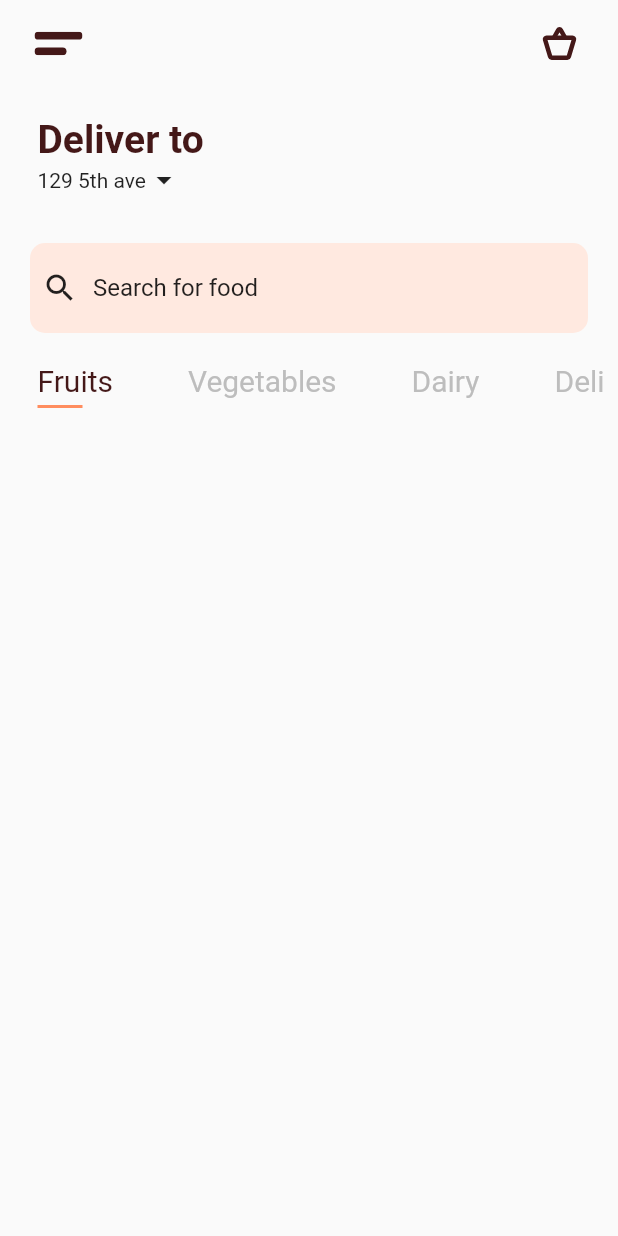
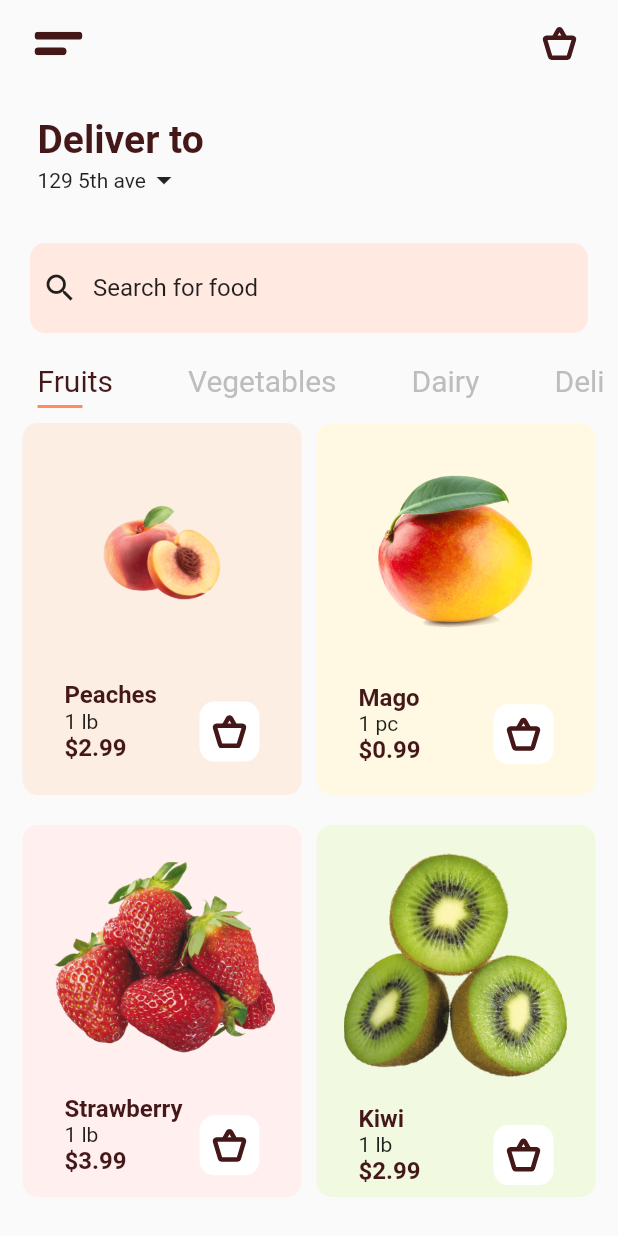
Before and after one commit to Hcastro1515/delivery-app-ui-design, a Flutter app: the screen it shows after launch, after a tap on "Get Started", on a phone screen of 412 x 824 dp. Run offline on Flutter 3.47's test engine with Material 2 defaults, Android fonts, the phone set to English and light mode, and no system bars; our stand-ins replace flutter_svg.

Commit message:
Added images and finished working on main app screen

```diff
--- /dev/null
+++ b/lib/components/item_builder.dart
@@ -0,0 +1,72 @@
+import 'package:flutter/material.dart';
+import 'package:flutter_svg/flutter_svg.dart';
+import 'package:speed_design_1/models/products.dart';
+
+class ItemBuilder extends StatelessWidget {
+  final Product product;
+  final Function press;
+  const ItemBuilder({
+    Key key,
+    this.product,
+    this.press,
+  }) : super(key: key);
+
+  @override
+  Widget build(BuildContext context) {
+    return Container(
+      child: Padding(
+        padding: const EdgeInsets.symmetric(horizontal: 8.0),
+        child: Column(
+          crossAxisAlignment: CrossAxisAlignment.start,
+          mainAxisAlignment: MainAxisAlignment.spaceEvenly,
+          children: <Widget>[
+            Padding(
+              padding: const EdgeInsets.all(10.0),
+              child: Image.asset(product.imageUrl),
+            ),
+            Padding(
+              padding:
+                  const EdgeInsets.symmetric(horizontal: 20.0, vertical: 0),
+              child: Row(
+                mainAxisAlignment: MainAxisAlignment.spaceBetween,
+                crossAxisAlignment: CrossAxisAlignment.end,
+                children: <Widget>[
+                  Expanded(
+                    child: Column(
+                      crossAxisAlignment: CrossAxisAlignment.start,
+                      children: <Widget>[
+                        Text(
+                          product.productName,
+                          style: Theme.of(context).textTheme.headline4,
+                        ),
+                        Text(product.units),
+                        Text(
+                          "\$${product.price}",
+                          style: Theme.of(context).textTheme.headline4,
+                        )
+                      ],
+                    ),
+                  ),
+                  Container(
+                    height: 40,
+                    width: 40,
+                    decoration: BoxDecoration(
+                        color: Colors.white,
+                        borderRadius: BorderRadius.circular(10)),
+                    child: IconButton(
+                        onPressed: () {},
+                        icon: SvgPicture.asset("assets/icons/bag.svg")),
+                  )
+                ],
+              ),
+            ),
+          ],
+        ),
+      ),
+      // height: 215,
+      // width: 180,
+      decoration: BoxDecoration(
+          color: product.bgColor, borderRadius: BorderRadius.circular(10)),
+    );
+  }
+}
--- a/lib/main.dart
+++ b/lib/main.dart
@@ -22,6 +22,10 @@ class MyApp extends StatelessWidget {
                 fontSize: 26.0,
                 color: Color(0xff441818),
                 fontWeight: FontWeight.bold),
+            headline4: TextStyle(
+                fontSize: 16.0,
+                color: Color(0xff441818),
+                fontWeight: FontWeight.bold),
             headline2: TextStyle(
                 fontSize: 30,
                 color: Color(0xffFF8D5F),
--- a/lib/models/products.dart
+++ b/lib/models/products.dart
@@ -18,39 +18,44 @@ class Product {
 
 List<Product> products = [
   Product(
-      imageUrl: "",
+      imageUrl: "assets/images/peach.png",
       bgColor: Color(0xffFCEEE3),
       units: "1 lb",
       productName: "Peaches",
-      description:
-          "The peach is a deciduous tree native to the region of Northwest China between the Tarim Basin and the north slopes of the Kunlun Mountains, where it was first domesticated and cultivated. It bears edible juicy fruits with various characteristics, most called peaches and others, nectarines.",
+      description: peachDescription,
       id: 1,
       price: 2.99),
   Product(
-      imageUrl: "",
+      imageUrl: "assets/images/mango.png",
       units: "1 pc",
       bgColor: Color(0xffFFF9E3),
       productName: "Mago",
-      description:
-          "A mango is a juicy stone fruit produced from numerous species of tropical trees belonging to the flowering plant genus Mangifera, cultivated mostly for their edible fruit. Most of these species are found in nature as wild mangoes. The genus belongs to the cashew family Anacardiaceae.",
+      description: mangoDescription,
       id: 2,
       price: 0.99),
   Product(
-      imageUrl: "",
+      imageUrl: "assets/images/strawberry.png",
       units: "1 lb",
       bgColor: Color(0xffFFEFEF),
       productName: "Strawberry",
-      description:
-          "The garden strawberry is a widely grown hybrid species of the genus Fragaria, collectively known as the strawberries, which are cultivated worldwide for their fruit. The fruit is widely appreciated for its characteristic aroma, bright red color, juicy texture, and sweetness.",
+      description: strawberryDescription,
       id: 3,
       price: 3.99),
   Product(
-      imageUrl: "",
+      imageUrl: "assets/images/kiwi.png",
       bgColor: Color(0xffF1FAE1),
       productName: "Kiwi",
       units: "1 lb",
-      description:
-          "Kiwifruit, or Chinese gooseberry, is the edible berry of several species of woody vines in the genus Actinidia. The most common cultivar group of kiwifruit is oval, about the size of a large hen's egg: 5–8 centimetres in length and 4.5–5.5 cm in diameter",
+      description: kiwiDescription,
       id: 4,
       price: 2.99),
 ];
+
+String kiwiDescription =
+    "Kiwifruit, or Chinese gooseberry, is the edible berry of several species of woody vines in the genus Actinidia. The most common cultivar group of kiwifruit is oval, about the size of a large hen's egg: 5–8 centimetres in length and 4.5–5.5 cm in diameter";
+String strawberryDescription =
+    "The garden strawberry is a widely grown hybrid species of the genus Fragaria, collectively known as the strawberries, which are cultivated worldwide for their fruit. The fruit is widely appreciated for its characteristic aroma, bright red color, juicy texture, and sweetness.";
+String mangoDescription =
+    "A mango is a juicy stone fruit produced from numerous species of tropical trees belonging to the flowering plant genus Mangifera, cultivated mostly for their edible fruit. Most of these species are found in nature as wild mangoes. The genus belongs to the cashew family Anacardiaceae.";
+String peachDescription =
+    "The peach is a deciduous tree native to the region of Northwest China between the Tarim Basin and the north slopes of the Kunlun Mountains, where it was first domesticated and cultivated. It bears edible juicy fruits with various characteristics, most called peaches and others, nectarines.";
--- a/lib/screens/main_screen.dart
+++ b/lib/screens/main_screen.dart
@@ -1,18 +1,36 @@
 import "package:flutter/material.dart";
 import 'package:flutter_svg/flutter_svg.dart';
+import 'package:speed_design_1/components/item_builder.dart';
 import "../components/tab_builder.dart";
+import "../models/products.dart";
 
 class HomeScreen extends StatelessWidget {
   @override
   Widget build(BuildContext context) {
     return Scaffold(
       body: SafeArea(
-          child: ListView(
+          child: Column(
+        crossAxisAlignment: CrossAxisAlignment.start,
         children: <Widget>[
           _customAppBar(),
           _addressChecker(context),
           _customSearchBox(),
           CategoryBuilder(),
+          Expanded(
+            child: Container(
+              child: Padding(
+                padding: const EdgeInsets.symmetric(horizontal: 15),
+                child: GridView.builder(
+                  itemCount: products.length,
+                  gridDelegate: SliverGridDelegateWithFixedCrossAxisCount(
+                      crossAxisCount: 2, childAspectRatio: .75, crossAxisSpacing: 10, mainAxisSpacing: 20),
+                  itemBuilder: (context, index) => ItemBuilder(
+                    product: products[index],
+                  ),
+                ),
+              ),
+            ),
+          )
         ],
       )),
     );
```
Also changed, not shown: assets/images/kiwi.png (added), assets/images/mango.png (added), assets/images/peach.png (added), assets/images/strawberry.png (added).
